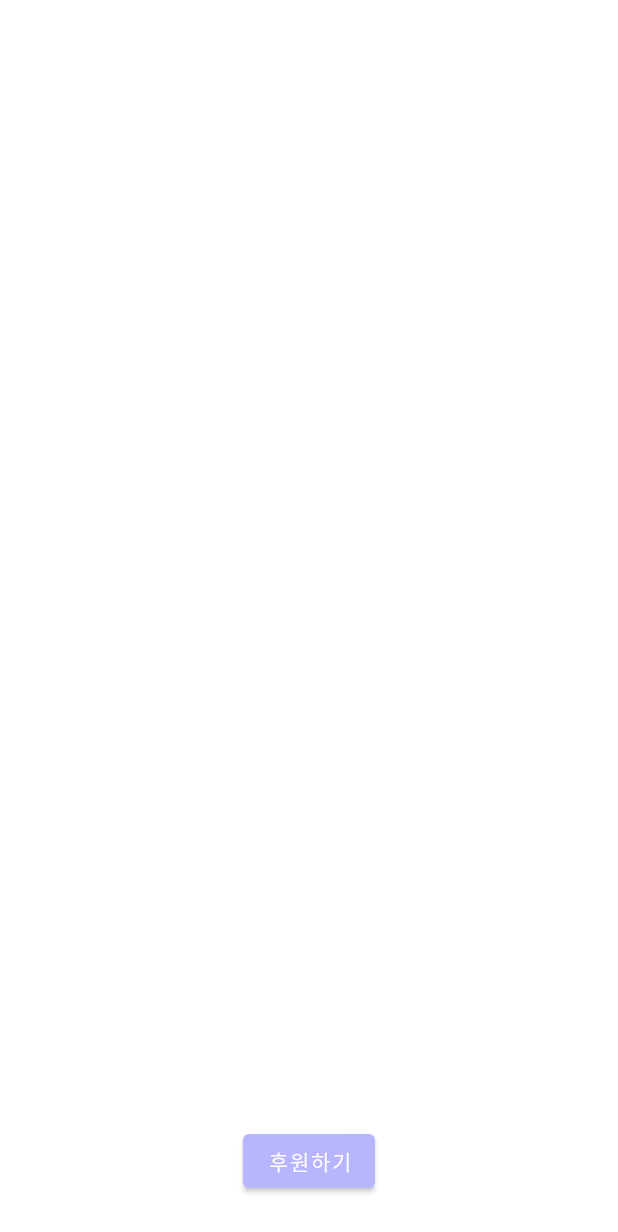
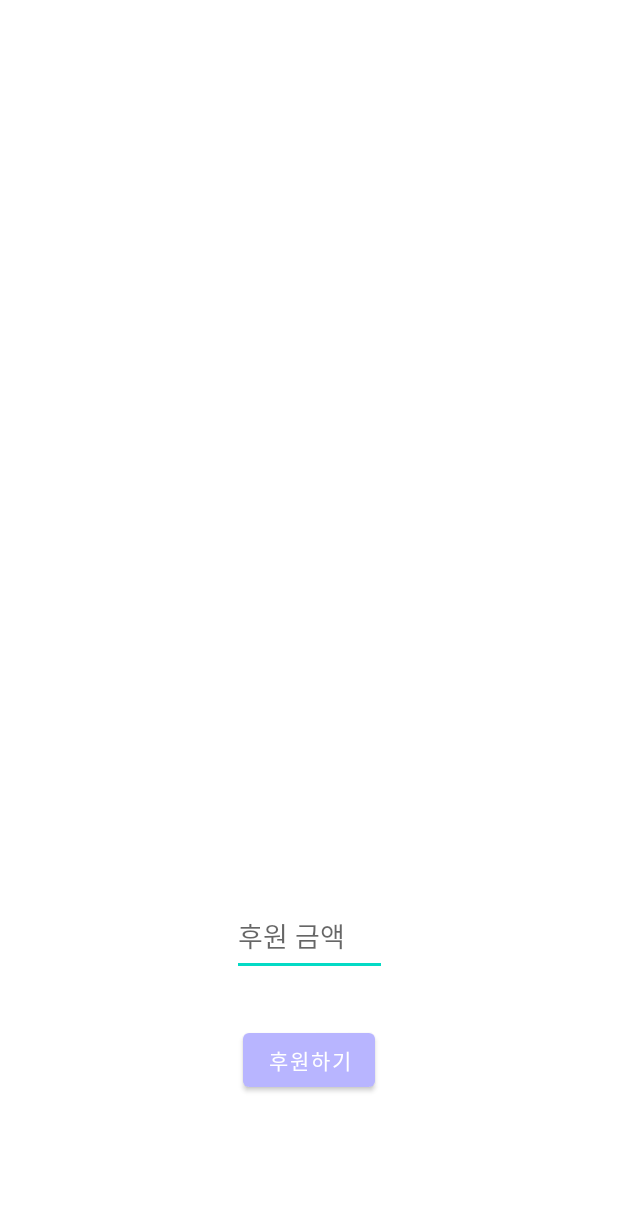
Before and after one commit to soe-un/moppo, an Android app: the layout activity_support.xml on its own in the app's theme, with its tools: preview values and no code run, on a phone screen of 412 x 824 dp. Shown: the top 1232 px of the screen. Run offline under Robolectric (Android 15) with nearby library versions, the phone set to English and light mode, and no system bars; network calls fail.

Commit message:
1번 구현

```diff
--- a/app/src/main/java/com/example/moppo/FragmentStatistic.java
+++ b/app/src/main/java/com/example/moppo/FragmentStatistic.java
@@ -18,6 +18,7 @@ import com.github.mikephil.charting.interfaces.datasets.ILineDataSet;
 
 import java.util.ArrayList;
 import java.util.Calendar;
+import com.example.moppo.MainActivity;
 
 public class FragmentStatistic extends Fragment{
 
@@ -65,7 +66,6 @@ public class FragmentStatistic extends Fragment{
     }
 
 
-
     public View onCreateView(@NonNull LayoutInflater inflater, @Nullable ViewGroup container, @Nullable Bundle savedInstanceState) {
         setHasOptionsMenu(true);
 
@@ -82,7 +82,7 @@ public class FragmentStatistic extends Fragment{
         super.onViewCreated(view, savedInstanceState);
 
         user = view.findViewById(R.id.statistic_text);
-        user.setText(userNick);
+        user.setText(userNick);//user 닉네임 설정
 
         values.clear();
 
--- a/app/src/main/java/com/example/moppo/MainActivity.java
+++ b/app/src/main/java/com/example/moppo/MainActivity.java
@@ -6,6 +6,7 @@ import androidx.fragment.app.Fragment;
 import androidx.fragment.app.FragmentManager;
 import androidx.fragment.app.FragmentTransaction;
 
+import android.content.Context;
 import android.content.Intent;
 import android.content.pm.PackageInfo;
 import android.content.pm.PackageManager;
@@ -47,6 +48,7 @@ public class MainActivity extends AppCompatActivity {
     DbHelper helper;
     SQLiteDatabase db;
 
+    public static Context context_main;
     static String userID;
     static int idx;
     static String userNick;
--- a/app/src/main/res/layout/activity_support.xml
+++ b/app/src/main/res/layout/activity_support.xml
@@ -8,14 +8,14 @@
 
     <FrameLayout
         android:id="@+id/frameLayout2"
-        android:layout_width="375dp"
-        android:layout_height="585dp"
+        android:layout_width="330dp"
+        android:layout_height="423dp"
         app:layout_constraintBottom_toBottomOf="parent"
         app:layout_constraintEnd_toEndOf="parent"
-        app:layout_constraintHorizontal_bias="0.489"
+        app:layout_constraintHorizontal_bias="0.493"
         app:layout_constraintStart_toStartOf="parent"
         app:layout_constraintTop_toTopOf="parent"
-        app:layout_constraintVertical_bias="0.58">
+        app:layout_constraintVertical_bias="0.285">
 
     </FrameLayout>
 
@@ -27,5 +27,18 @@
         app:layout_constraintBottom_toBottomOf="parent"
         app:layout_constraintEnd_toEndOf="parent"
         app:layout_constraintStart_toStartOf="parent"
-        app:layout_constraintTop_toBottomOf="@+id/frameLayout2" />
+        app:layout_constraintTop_toBottomOf="@+id/frameLayout2"
+        app:layout_constraintVertical_bias="0.61" />
+
+    <EditText
+        android:id="@+id/support_money"
+        android:layout_width="103dp"
+        android:layout_height="53dp"
+        android:hint="후원 금액"
+        app:layout_constraintBottom_toBottomOf="parent"
+        app:layout_constraintEnd_toEndOf="parent"
+        app:layout_constraintStart_toStartOf="parent"
+        app:layout_constraintTop_toTopOf="parent"
+        app:layout_constraintVertical_bias="0.775" />
+
 </androidx.constraintlayout.widget.ConstraintLayout>
```
Also changed, not shown: app/src/main/java/com/example/moppo/SupportActivity.java (+17 -3 lines), app/src/main/res/layout/fragment_statistic.xml (+36 -6 lines).
